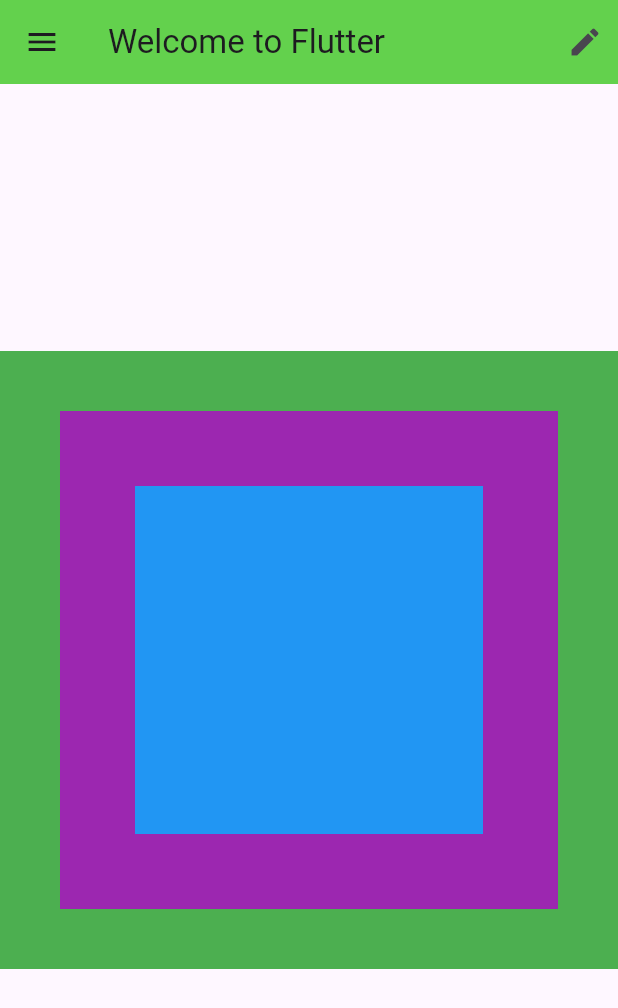
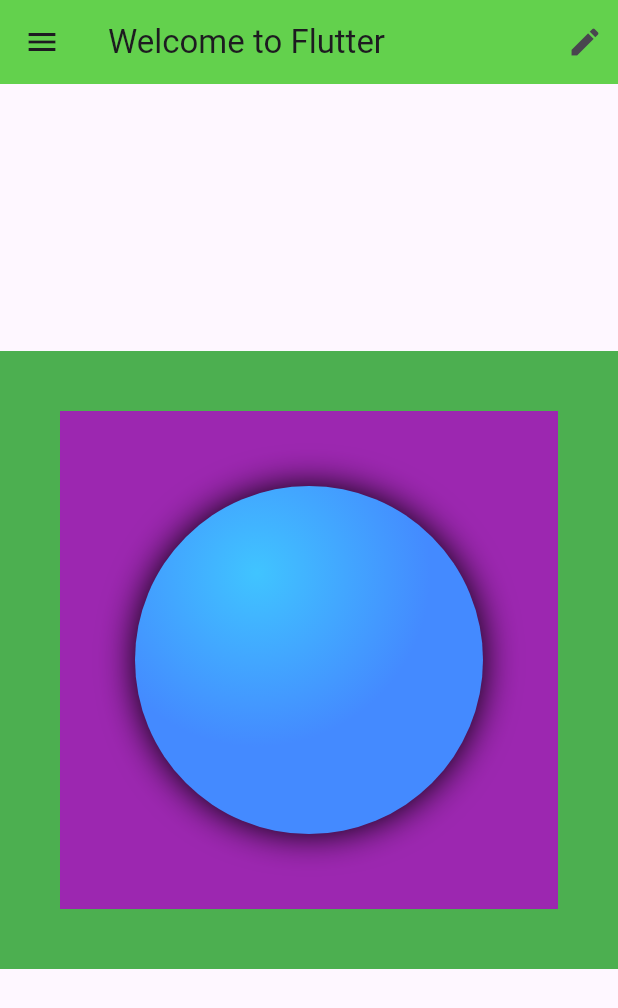
Before and after one commit to arherman92/Belajar-Flutter, a Flutter app: the screen it shows after launch, on a phone screen of 412 x 824 dp. Shown: the top 1008 px of the screen. Run offline on Flutter 3.47's test engine with Material 3 defaults, Android fonts, the phone set to English and light mode, and no system bars.

Commit message:
tambah code
saya menambahkan code tentang Container yang dijadikan lingkaran sebelum itu container ketiga diextrack menjadi widget dibawa code utama menjadi nama _buildShinyCircle

```diff
--- a/flutter_layout/lib/immutable_widget.dart
+++ b/flutter_layout/lib/immutable_widget.dart
@@ -13,12 +13,30 @@ class ImmutableWidget extends StatelessWidget {
           color: Colors.purple,
           child: Padding(
             padding: const EdgeInsets.all(50.0),
-            child: Container(
-              color: Colors.blue,
-            ),
+            child: _buildShinyCircle(),
           ),
         ),
       ),
     );
   }
 }
+
+Widget _buildShinyCircle() {
+  return Container(
+    decoration: const BoxDecoration(
+      shape: BoxShape.circle,
+      gradient: RadialGradient(
+        colors: [
+          Colors.lightBlueAccent,
+          Colors.blueAccent,
+        ],
+        center: Alignment(-0.3, -0.5),
+      ),
+      boxShadow: [
+        BoxShadow(
+          blurRadius: 20,
+        ),
+      ],
+    ),
+  );
+}
```
